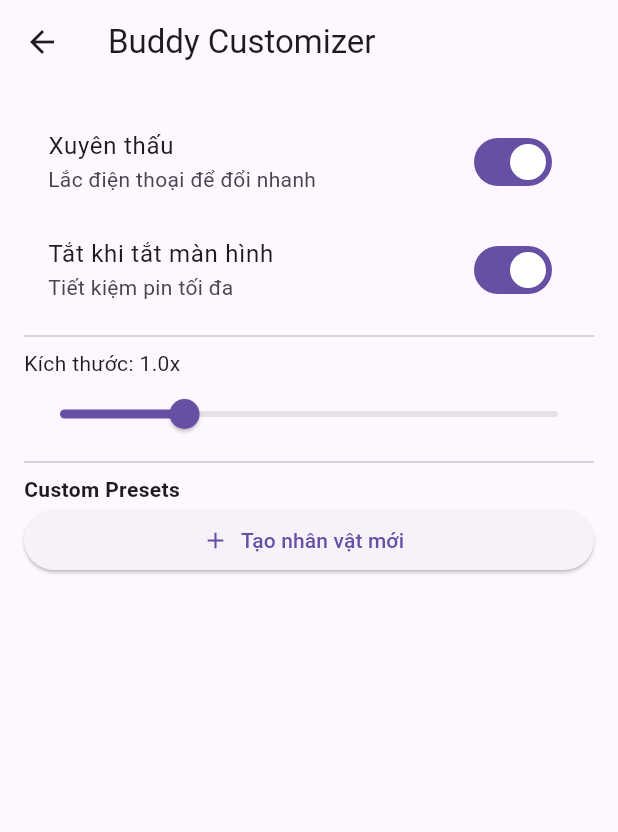
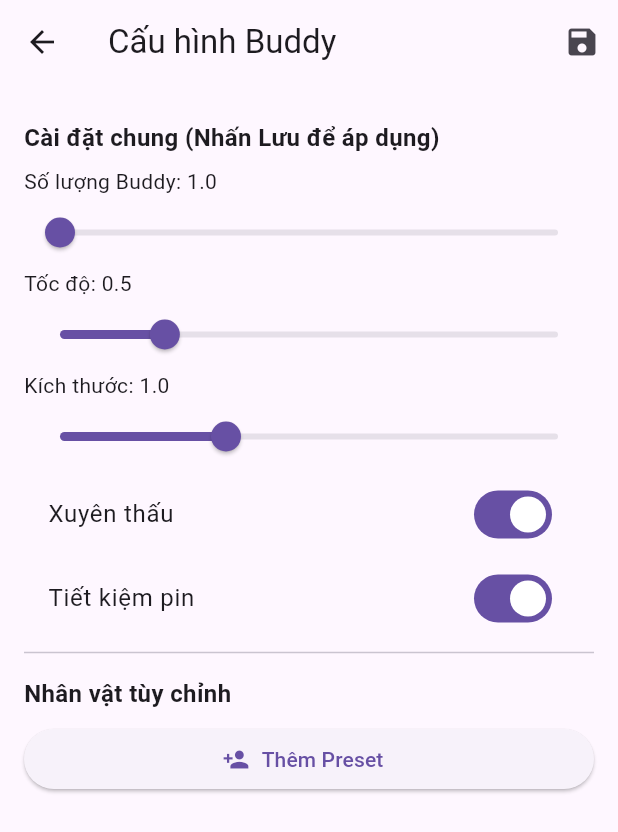
Before and after one commit to goddie9x/t_screen_funny_animation, a Flutter app: the screen it shows after launch, after a tap on the "settings" icon, on a phone screen of 412 x 824 dp. Shown: the top 832 px of the screen. Run offline on Flutter 3.47's test engine with Material 3 defaults, Android fonts, the phone set to English and light mode, and no system bars; our stand-ins replace image_picker, sensors_plus, shared_preferences; missing offline and left inert: flutter_overlay_window.

```diff
--- a/lib/screens/settings_screen.dart
+++ b/lib/screens/settings_screen.dart
@@ -16,24 +16,46 @@ class _SettingsScreenState extends State<SettingsScreen> {
   Widget build(BuildContext context) {
     final cfg = AppConfig.instance;
     return Scaffold(
-      appBar: AppBar(title: const Text('Buddy Customizer')),
+      appBar: AppBar(title: const Text('Cấu hình Buddy'), actions: [
+        IconButton(icon: const Icon(Icons.save), onPressed: () async {
+          await cfg.save();
+          if (mounted) ScaffoldMessenger.of(context).showSnackBar(const SnackBar(content: Text('Đã lưu và áp dụng toàn hệ thống!')));
+        })
+      ]),
       body: ListView(
         padding: const EdgeInsets.all(16),
         children: [
-          SwitchListTile(title: const Text('Xuyên thấu'), subtitle: const Text('Lắc điện thoại để đổi nhanh'), value: cfg.isClickThrough, onChanged: (v) { cfg.isClickThrough = v; cfg.save(); setState((){}); }),
-          SwitchListTile(title: const Text('Tắt khi tắt màn hình'), subtitle: const Text('Tiết kiệm pin tối đa'), value: cfg.pauseOnScreenOff, onChanged: (v) { cfg.pauseOnScreenOff = v; cfg.save(); setState((){}); }),
+          _sectionTitle('Cài đặt chung (Nhấn Lưu để áp dụng)'),
+          _sliderRow('Số lượng Buddy', cfg.shimejiCount.toDouble(), 1, 10, (v) => cfg.shimejiCount = v.toInt()),
+          _sliderRow('Tốc độ', cfg.speedMultiplier, 0.1, 2.0, (v) => cfg.speedMultiplier = v),
+          _sliderRow('Kích thước', cfg.sizeMultiplier, 0.5, 2.0, (v) => cfg.sizeMultiplier = v),
+          SwitchListTile(title: const Text('Xuyên thấu'), value: cfg.isClickThrough, onChanged: (v) => setState(() => cfg.isClickThrough = v)),
+          SwitchListTile(title: const Text('Tiết kiệm pin'), value: cfg.pauseOnScreenOff, onChanged: (v) => setState(() => cfg.pauseOnScreenOff = v)),
           const Divider(),
-          Text('Kích thước: ${cfg.sizeMultiplier.toStringAsFixed(1)}x'),
-          Slider(value: cfg.sizeMultiplier, min: 0.5, max: 2.5, onChanged: (v) { cfg.sizeMultiplier = v; cfg.save(); setState((){}); }),
-          const Divider(),
-          const Text('Custom Presets', style: TextStyle(fontWeight: FontWeight.bold)),
-          ElevatedButton.icon(icon: const Icon(Icons.add), label: const Text('Tạo nhân vật mới'), onPressed: _createNewPreset),
-          const SizedBox(height: 10),
-          ...cfg.customPresets.map((p) => Card(
-            color: (cfg.mode == 'custom' && cfg.activeCustomPresetId == p.id) ? Colors.blue.shade50 : null,
+          _sectionTitle('Nhân vật tùy chỉnh'),
+          ElevatedButton.icon(icon: const Icon(Icons.person_add), label: const Text('Thêm Preset'), onPressed: _createNewPreset),
+          ...cfg.customPresets.map((p) => _presetCard(p)).toList(),
+        ],
+      ),
+    );
+  }
+
+  Widget _sectionTitle(String text) => Padding(padding: const EdgeInsets.symmetric(vertical: 8), child: Text(text, style: const TextStyle(fontWeight: FontWeight.bold, fontSize: 16)));
+
+  Widget _sliderRow(String label, double val, double min, double max, Function(double) onCh) {
+    return Column(crossAxisAlignment: CrossAxisAlignment.start, children: [
+      Text('$label: ${val.toStringAsFixed(1)}'),
+      Slider(value: val, min: min, max: max, onChanged: (v) => setState(() => onCh(v))),
+    ]);
+  }
+
+  Widget _presetCard(CustomPreset p) {
+    final cfg = AppConfig.instance;
+    return Card(
+      color: cfg.activeCustomPresetId == p.id ? Colors.blue.shade50 : null,
       child: ExpansionTile(
-              title: Text(p.name, style: const TextStyle(fontWeight: FontWeight.bold)),
-              leading: Radio<String>(value: p.id, groupValue: cfg.activeCustomPresetId, onChanged: (v) { cfg.mode = 'custom'; cfg.activeCustomPresetId = v; cfg.save(); setState((){}); }),
+        leading: Radio<String>(value: p.id, groupValue: cfg.activeCustomPresetId, onChanged: (v) { cfg.mode = 'custom'; cfg.activeCustomPresetId = v; setState((){}); }),
+        title: Text(p.name),
         children: [
           _upRow(p, 'Đầu', p.headImg, (s) => p.headImg = s),
           _upRow(p, 'Thân', p.bodyImg, (s) => p.bodyImg = s),
@@ -41,10 +63,7 @@ class _SettingsScreenState extends State<SettingsScreen> {
           _upRow(p, 'Tay dưới', p.armLowerImg, (s) => p.armLowerImg = s),
           _upRow(p, 'Chân trên', p.legUpperImg, (s) => p.legUpperImg = s),
           _upRow(p, 'Chân dưới', p.legLowerImg, (s) => p.legLowerImg = s),
-                IconButton(icon: const Icon(Icons.delete, color: Colors.red), onPressed: () { cfg.customPresets.remove(p); cfg.save(); setState((){}); })
-              ],
-            ),
-          )).toList(),
+          TextButton.icon(onPressed: (){ cfg.customPresets.remove(p); setState((){}); }, icon: const Icon(Icons.delete, color: Colors.red), label: const Text('Xóa', style: TextStyle(color: Colors.red)))
         ],
       ),
     );
@@ -53,24 +72,25 @@ class _SettingsScreenState extends State<SettingsScreen> {
   void _createNewPreset() {
     TextEditingController ctrl = TextEditingController();
     showDialog(context: context, builder: (c) => AlertDialog(
-      title: const Text('Tên Buddy'),
+      title: const Text('Tên nhân vật'),
       content: TextField(controller: ctrl),
       actions: [TextButton(onPressed: () {
         if(ctrl.text.isNotEmpty) {
           AppConfig.instance.customPresets.add(CustomPreset(id: DateTime.now().toString(), name: ctrl.text));
-          AppConfig.instance.save(); Navigator.pop(c); setState((){});
+          setState((){});
         }
-      }, child: const Text('Tạo'))],
+        Navigator.pop(c);
+      }, child: const Text('Lưu'))],
     ));
   }
 
   Widget _upRow(CustomPreset p, String label, String? path, Function(String) onSet) {
     return ListTile(
-      title: Text(label),
-      trailing: path != null ? Image.file(File(path), width: 30) : const Icon(Icons.upload),
+      dense: true, title: Text(label),
+      trailing: path != null ? Image.file(File(path), width: 30) : const Icon(Icons.upload, size: 20),
       onTap: () async {
         final x = await _picker.pickImage(source: ImageSource.gallery);
-        if (x != null) { onSet(x.path); AppConfig.instance.save(); setState((){}); }
+        if (x != null) { onSet(x.path); setState((){}); }
       },
     );
   }
--- a/lib/utils/config.dart
+++ b/lib/utils/config.dart
@@ -6,32 +6,16 @@ import 'package:flutter_overlay_window/flutter_overlay_window.dart';
 class CustomPreset {
   String id; String name;
   String? headImg, bodyImg, armUpperImg, armLowerImg, legUpperImg, legLowerImg;
-
-  CustomPreset({
-    required this.id, required this.name,
-    this.headImg, this.bodyImg,
-    this.armUpperImg, this.armLowerImg,
-    this.legUpperImg, this.legLowerImg
-  });
-
-  Map<String, dynamic> toJson() => {
-    'id': id, 'name': name, 'headImg': headImg, 'bodyImg': bodyImg,
-    'armUpperImg': armUpperImg, 'armLowerImg': armLowerImg,
-    'legUpperImg': legUpperImg, 'legLowerImg': legLowerImg
-  };
-
-  factory CustomPreset.fromJson(Map<String, dynamic> j) => CustomPreset(
-    id: j['id'], name: j['name'], headImg: j['headImg'], bodyImg: j['bodyImg'],
-    armUpperImg: j['armUpperImg'], armLowerImg: j['armLowerImg'],
-    legUpperImg: j['legUpperImg'], legLowerImg: j['legLowerImg']
-  );
+  CustomPreset({required this.id, required this.name, this.headImg, this.bodyImg, this.armUpperImg, this.armLowerImg, this.legUpperImg, this.legLowerImg});
+  Map<String, dynamic> toJson() => {'id': id, 'name': name, 'headImg': headImg, 'bodyImg': bodyImg, 'armUpperImg': armUpperImg, 'armLowerImg': armLowerImg, 'legUpperImg': legUpperImg, 'legLowerImg': legLowerImg};
+  factory CustomPreset.fromJson(Map<String, dynamic> j) => CustomPreset(id: j['id'], name: j['name'], headImg: j['headImg'], bodyImg: j['bodyImg'], armUpperImg: j['armUpperImg'], armLowerImg: j['armLowerImg'], legUpperImg: j['legUpperImg'], legLowerImg: j['legLowerImg']);
 }
 
 class AppConfig extends ChangeNotifier {
   static final AppConfig instance = AppConfig._internal();
   AppConfig._internal();
 
-  int shimejiCount = 1; double speedMultiplier = 1.0; int actionFrequency = 3; double sizeMultiplier = 1.0;
+  int shimejiCount = 1; double speedMultiplier = 0.5; int actionFrequency = 3; double sizeMultiplier = 1.0;
   bool isClickThrough = true; bool pauseOnScreenOff = true;
   String mode = 'preset'; int presetId = 0; String? activeCustomPresetId;
   List<CustomPreset> customPresets = [];
@@ -39,7 +23,7 @@ class AppConfig extends ChangeNotifier {
   Future<void> load() async {
     final prefs = await SharedPreferences.getInstance();
     shimejiCount = prefs.getInt('count') ?? 1;
-    speedMultiplier = prefs.getDouble('speed') ?? 1.0;
+    speedMultiplier = prefs.getDouble('speed') ?? 0.5;
     actionFrequency = prefs.getInt('freq') ?? 3;
     sizeMultiplier = prefs.getDouble('size') ?? 1.0;
     isClickThrough = prefs.getBool('clickThrough') ?? true;
--- a/lib/widgets/t_funny_buddy.dart
+++ b/lib/widgets/t_funny_buddy.dart
@@ -20,20 +20,9 @@ class _TFunnyBuddyState extends State<TFunnyBuddy> with TickerProviderStateMixin
   void initState() {
     super.initState();
     WidgetsBinding.instance.addObserver(this);
-    _animCtrl = AnimationController(vsync: this, duration: const Duration(milliseconds: 1000))..repeat();
+    _animCtrl = AnimationController(vsync: this, duration: Duration(milliseconds: 1000 + _rng.nextInt(500)))..repeat();
     _timer = Timer.periodic(const Duration(milliseconds: 16), (t) => _update());
     _brain();
-  }
-
-  @override
-  void didChangeAppLifecycleState(AppLifecycleState state) {
-    if (AppConfig.instance.pauseOnScreenOff) {
-      if (state == AppLifecycleState.paused) { _timer?.cancel(); _animCtrl.stop(); }
-      else if (state == AppLifecycleState.resumed) {
-        _timer = Timer.periodic(const Duration(milliseconds: 16), (t) => _update());
-        _animCtrl.repeat();
-      }
-    }
   }
 
   void _brain() {
@@ -42,8 +31,11 @@ class _TFunnyBuddyState extends State<TFunnyBuddy> with TickerProviderStateMixin
       if (mode != 'fall' && mode != 'drag' && mode != 'climb') {
         int r = _rng.nextInt(100);
         if (r < 20) { mode = 'idle'; velX = 0; }
-        else if (r < 80) { mode = 'walk'; velX = (isLeft ? -2.0 : 2.0) * AppConfig.instance.speedMultiplier; }
-        else { mode = 'jump'; velY = -12; mode = 'fall'; }
+        else {
+          mode = 'walk';
+          isLeft = _rng.nextBool();
+          velX = (isLeft ? -1.5 : 1.5) * AppConfig.instance.speedMultiplier;
+        }
       }
       _brain();
     });
@@ -61,17 +53,17 @@ class _TFunnyBuddyState extends State<TFunnyBuddy> with TickerProviderStateMixin
 
       if (posY >= s.height - h) { posY = s.height - h; velY = 0; if(mode == 'fall') mode = 'idle'; }
 
+      // Logic leo trèo chuẩn: bám sát biên trái/phải
       if (posX <= 0) {
-        posX = 0;
-        if (mode == 'walk') { isLeft = false; velX = 2.0; }
-        if (posY > 50 && _rng.nextInt(10) < 3) { mode = 'climb'; velY = -2; velX = 0; isLeft = true; }
+        posX = 0; isLeft = false; velX = 1.5 * AppConfig.instance.speedMultiplier;
+        if (posY > 100 && _rng.nextInt(10) < 4) { mode = 'climb'; velY = -2; velX = 0; isLeft = true; }
       } else if (posX >= s.width - w) {
-        posX = s.width - w;
-        if (mode == 'walk') { isLeft = true; velX = -2.0; }
-        if (posY > 50 && _rng.nextInt(10) < 3) { mode = 'climb'; velY = -2; velX = 0; isLeft = false; }
+        posX = s.width - w; isLeft = true; velX = -1.5 * AppConfig.instance.speedMultiplier;
+        if (posY > 100 && _rng.nextInt(10) < 4) { mode = 'climb'; velY = -2; velX = 0; isLeft = false; }
       }
 
-      if (mode == 'climb' && (posY <= 0 || (posX > 5 && posX < s.width - w - 5))) {
+      // Đang leo mà hết biên thì rơi
+      if (mode == 'climb' && (posY <= 0 || (posX > 10 && posX < s.width - w - 10))) {
         mode = 'fall'; velY = 0; velX = isLeft ? 2 : -2;
       }
     });
@@ -113,44 +105,45 @@ class _TFunnyBuddyState extends State<TFunnyBuddy> with TickerProviderStateMixin
     CustomPreset? cp = AppConfig.instance.getActiveCustom();
     bool isCus = AppConfig.instance.mode == 'custom';
 
-    double armUpRot = mode == 'walk' ? walk * 0.5 : (mode == 'climb' ? pi + climb * 0.3 : 0.2);
-    double armLowRot = mode == 'walk' ? walk.abs() * 0.4 : 0.2;
-    double legUpRot = mode == 'walk' ? -walk * 0.5 : (mode == 'climb' ? climb * 0.3 : 0);
-    double legLowRot = mode == 'walk' ? walk.abs() * 0.3 : 0;
+    // Tính toán góc quay cho từng đoạn khớp
+    double armUpRot = mode == 'walk' ? walk * 0.5 : (mode == 'climb' ? pi + climb * 0.4 : 0.2);
+    double armLowRot = mode == 'walk' ? walk.abs() * 0.5 : 0.3;
+    double legUpRot = mode == 'walk' ? -walk * 0.5 : (mode == 'climb' ? climb * 0.4 : 0);
+    double legLowRot = mode == 'walk' ? walk.abs() * 0.4 : 0.2;
 
+    // THỨ TỰ LAYER CHUẨN: Tay xa -> Chân -> Thân/Đầu -> Tay gần
     return SizedBox(
       width: 100, height: 150,
       child: Stack(
         clipBehavior: Clip.none,
         children: [
-          Positioned(left: 35, top: 50, child: _part(30, 50, Colors.blue, isCus ? cp?.bodyImg : null, [
-            Positioned(left: -5, top: -35, child: _part(40, 40, Colors.orange, isCus ? cp?.headImg : null, [])),
-            _limb(true, armUpRot, armLowRot, isCus ? cp?.armUpperImg : null, isCus ? cp?.armLowerImg : null),
-            _limb(false, -armUpRot, armLowRot, isCus ? cp?.armUpperImg : null, isCus ? cp?.armLowerImg : null),
-            _leg(true, legUpRot, legLowRot, isCus ? cp?.legUpperImg : null, isCus ? cp?.legLowerImg : null),
-            _leg(false, -legUpRot, legLowRot, isCus ? cp?.legUpperImg : null, isCus ? cp?.legLowerImg : null),
-          ])),
+          Positioned(left: 35, top: 50, child: Stack(
+            clipBehavior: Clip.none,
+            children: [
+              _limb(false, -armUpRot, armLowRot, isCus ? cp?.armUpperImg : null, isCus ? cp?.armLowerImg : null), // Tay xa
+              _leg(true, legUpRot, legLowRot, isCus ? cp?.legUpperImg : null, isCus ? cp?.legLowerImg : null),    // Chân gần
+              _leg(false, -legUpRot, legLowRot, isCus ? cp?.legUpperImg : null, isCus ? cp?.legLowerImg : null),  // Chân xa
+              _part(30, 50, Colors.blue, isCus ? cp?.bodyImg : null, [
+                 Positioned(left: -5, top: -35, child: _part(40, 40, Colors.orange, isCus ? cp?.headImg : null, [])), // Đầu & Thân
+              ]),
+              _limb(true, armUpRot, armLowRot, isCus ? cp?.armUpperImg : null, isCus ? cp?.armLowerImg : null),   // Tay gần
+            ],
+          )),
         ],
       ),
     );
   }
 
-  Widget _limb(bool left, double upRot, double lowRot, String? up, String? low) {
-    return Positioned(
-      left: left ? -5 : 20, top: 0,
-      child: _joint(15, 30, Colors.grey, upRot, up, [
-        Positioned(left: 0, top: 25, child: _joint(12, 25, Colors.grey, lowRot, low, [])),
-      ]),
-    );
+  Widget _limb(bool near, double upR, double lowR, String? up, String? low) {
+    return Positioned(left: near ? -8 : 22, top: 0, child: _joint(15, 30, Colors.grey, upR, up, [
+        Positioned(left: 0, top: 25, child: _joint(12, 25, Colors.grey, lowR, low, [])),
+    ]));
   }
 
-  Widget _leg(bool left, double upRot, double lowRot, String? up, String? low) {
-    return Positioned(
-      left: left ? 2 : 13, top: 45,
-      child: _joint(15, 30, Colors.brown, upRot, up, [
-        Positioned(left: 0, top: 25, child: _joint(13, 25, Colors.brown, lowRot, low, [])),
-      ]),
-    );
+  Widget _leg(bool near, double upR, double lowR, String? up, String? low) {
+    return Positioned(left: near ? 2 : 13, top: 45, child: _joint(15, 30, Colors.brown, upR, up, [
+        Positioned(left: 0, top: 25, child: _joint(13, 25, Colors.brown, lowR, low, [])),
+    ]));
   }
 
   Widget _joint(double w, double h, Color c, double r, String? img, List<Widget> children) {
```
Also changed, not shown: lib/main.dart (+12 -49 lines). Lines whose indentation alone changed are shown as unchanged.
